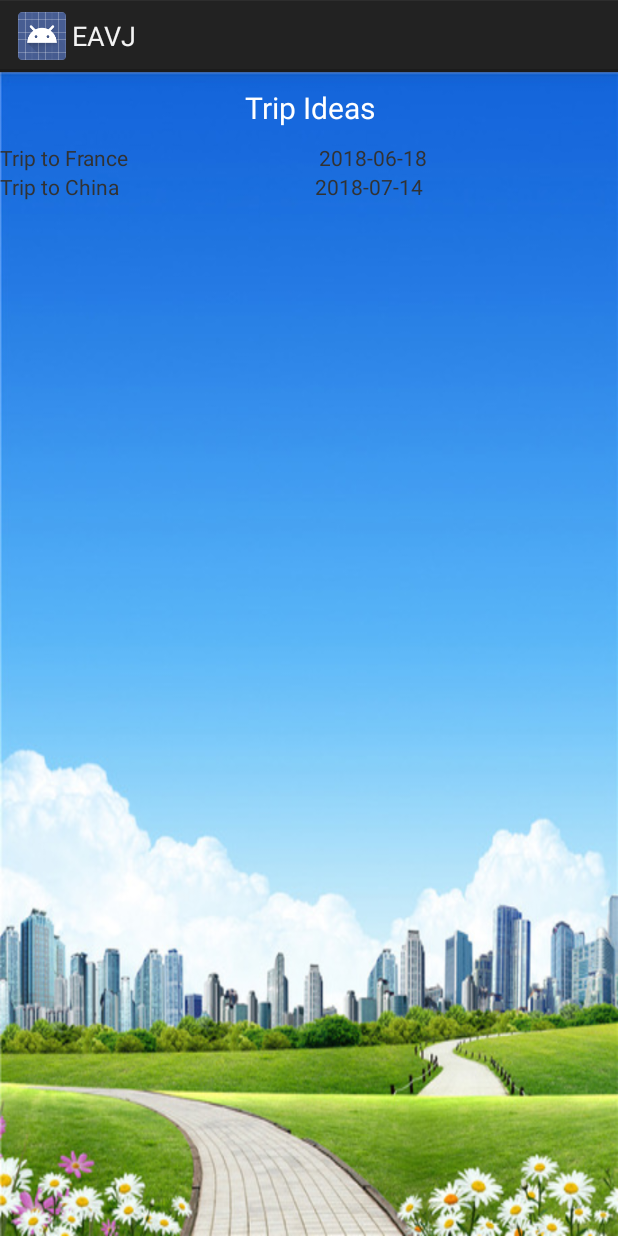
After one commit to egibra/EAVJ, an Android app: the TripIdeasActivity screen opened directly, with no data from a screen before it, on a phone screen of 412 x 824 dp. The commit adds this screen. Run offline under Robolectric (Android 15) with nearby library versions, the light colour scheme and no system bars.

Commit message:
open new layout

```diff
--- a/app/src/main/AndroidManifest.xml
+++ b/app/src/main/AndroidManifest.xml
@@ -19,6 +19,7 @@
         </activity>
         <activity android:name=".LoginActivity"></activity>
         <activity android:name=".TripListActivity"></activity>
+        <activity android:name=".TripIdeasActivity"></activity>
     </application>
 
 </manifest>
--- a/app/src/main/java/main/eavj/MainActivity.java
+++ b/app/src/main/java/main/eavj/MainActivity.java
@@ -29,6 +29,11 @@ public class MainActivity extends Activity {
         Intent intent = new Intent(this, TripListActivity.class);
         startActivity(intent);
     }
+    public void openTripIdeasWindow(View view)
+    {
+        Intent intent = new Intent(this, TripIdeasActivity.class);
+        startActivity(intent);
+    }
 //        setContentView(R.layout.activity_main);
 //
 //        button1 = (Button) findViewById(R.id.button1);
--- /dev/null
+++ b/app/src/main/java/main/eavj/TripIdeasActivity.java
@@ -0,0 +1,19 @@
+package main.eavj;
+
+import android.app.Activity;
+import android.os.Bundle;
+
+/**
+ * Created by vika on 14-Mar-18.
+ */
+
+public class TripIdeasActivity extends Activity{
+
+    @Override
+    protected void onCreate(Bundle savedInstanceState)  {
+        super.onCreate(savedInstanceState);
+        setContentView(R.layout.activity_trip_ideas);
+
+
+    }
+}
--- a/app/src/main/res/layout/activity_main.xml
+++ b/app/src/main/res/layout/activity_main.xml
@@ -21,6 +21,7 @@
         <Button
             android:layout_width="match_parent"
             android:layout_height="wrap_content"
+            android:onClick="openTripIdeasWindow"
             android:text="@string/tripIdeas" />
         <Button
             android:layout_width="match_parent"
--- /dev/null
+++ b/app/src/main/res/layout/activity_trip_ideas.xml
@@ -0,0 +1,65 @@
+<?xml version="1.0" encoding="utf-8"?>
+<android.support.constraint.ConstraintLayout
+    xmlns:android="http://schemas.android.com/apk/res/android" android:layout_width="match_parent"
+    android:layout_height="match_parent"
+    android:background="@drawable/bc">
+
+    <LinearLayout
+        android:layout_width="match_parent"
+        android:layout_height="match_parent"
+        android:orientation="vertical">
+
+        <TextView
+            android:id="@+id/textView3"
+            android:layout_width="match_parent"
+            android:textColor="@color/buttonTextColor"
+            android:layout_height="wrap_content"
+            android:layout_marginBottom="10dp"
+            android:layout_marginTop="10dp"
+            android:text="@string/tripIdeas"
+            android:textAlignment="center"
+            android:textSize="20sp" />
+
+        <LinearLayout
+            android:layout_width="match_parent"
+            android:layout_height="wrap_content"
+            android:orientation="horizontal">
+
+            <TextView
+                android:id="@+id/textView4"
+                android:layout_width="wrap_content"
+                android:layout_height="wrap_content"
+                android:layout_weight="1"
+                android:text="Trip to France" />
+
+            <TextView
+                android:id="@+id/textView5"
+                android:layout_width="wrap_content"
+                android:layout_height="wrap_content"
+                android:layout_weight="1"
+                android:text="2018-06-18" />
+        </LinearLayout>
+
+        <LinearLayout
+            android:layout_width="match_parent"
+            android:layout_height="wrap_content"
+            android:orientation="horizontal">
+
+            <TextView
+                android:id="@+id/textView8"
+                android:layout_width="wrap_content"
+                android:layout_height="wrap_content"
+                android:layout_weight="1"
+                android:text="Trip to China" />
+
+            <TextView
+                android:id="@+id/textView9"
+                android:layout_width="wrap_content"
+                android:layout_height="wrap_content"
+                android:layout_weight="1"
+                android:text="2018-07-14" />
+        </LinearLayout>
+
+    </LinearLayout>
+
+</android.support.constraint.ConstraintLayout>
```
Also changed, not shown: app/src/main/res/drawable-v24/fr.jpg (added).
